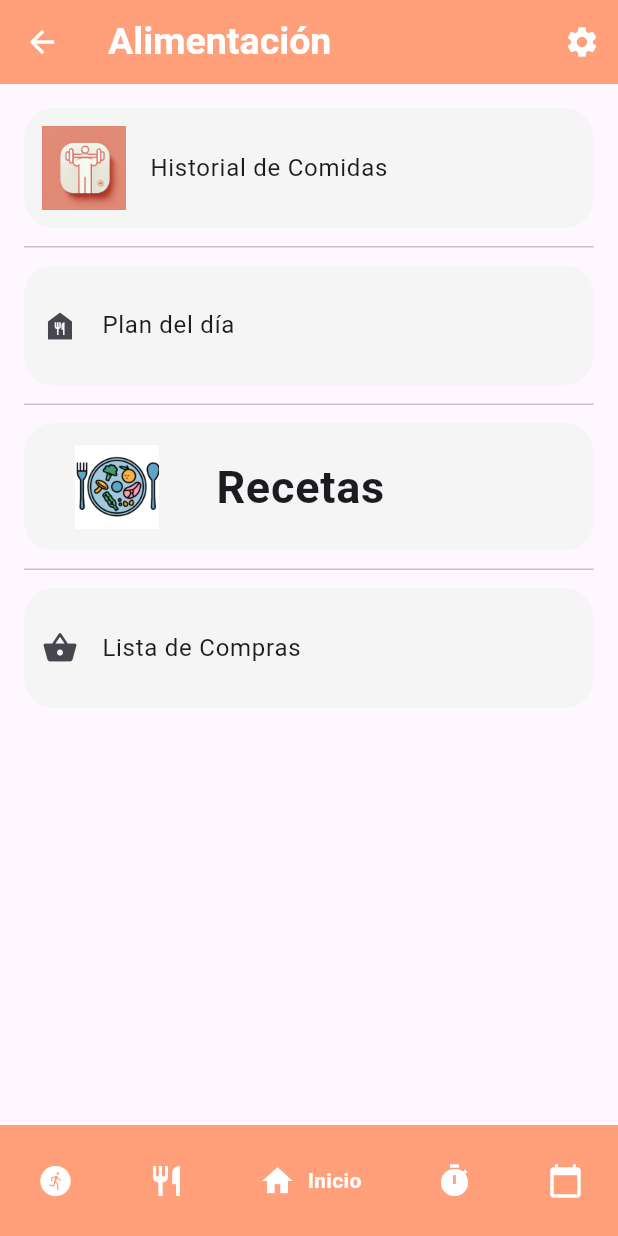
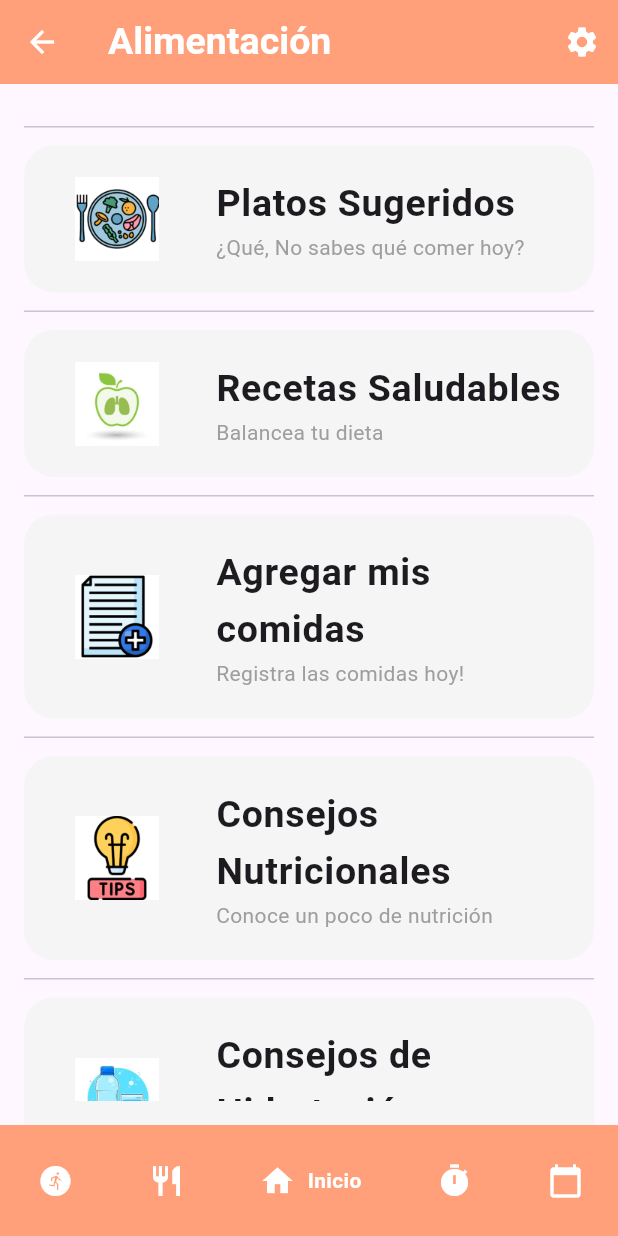
Before and after one commit to EdgarAllan07/fit-plan, a Flutter app: the Alimentacion screen opened directly, item 3 of the bottom bar chosen, after a tap on the "arrow back" icon, on a phone screen of 412 x 824 dp. Run offline on Flutter 3.47's test engine with Material 3 defaults, Android fonts, the phone set to English and light mode, and no system bars; drawn by our look-alikes of google_nav_bar; our stand-ins replace cloud_firestore, firebase_auth, firebase_core, flutter_signin_button, fluttertoast, google_sign_in and 1 more; accounts and stored records are empty.

Commit message:
Menu Alimentacion, redireccionamiento de Barra Inferior

```diff
--- a/lib/paginas/Alimentacion/Alimentacion.dart
+++ b/lib/paginas/Alimentacion/Alimentacion.dart
@@ -47,28 +47,30 @@ class _AlimentacionState extends State<Alimentacion> {
         ],
       ),
       body: Container(
-        padding:const EdgeInsets.all(16.0),
+        padding: const EdgeInsets.all(16.0),
         child: ListView(
           children: [
+            const Divider(height: 25.0),
             ListTile(
-              leading: Image.asset('assets/images/logo.png'),
-              title:const Text('Historial de Comidas'),
-              onTap: () {
-                Navigator.push(
-                  context,
-                  MaterialPageRoute(builder: (context) => Menu()),
-                );
-              },
-              shape: RoundedRectangleBorder(
-                borderRadius: BorderRadius.circular(20.0),
+              leading: Image.asset(
+                'assets/images/platosSugeridos.png',
+                width: 100,
+                height: 100,
               ),
-              tileColor: Colors.grey[100],
-              contentPadding:const EdgeInsets.all(12.0),
-            ),
-            const Divider (height: 25.0),
-            ListTile(
-              leading:const  Icon(Icons.food_bank),
-              title: const Text('Plan del día'),
+              title: const Text(
+                'Platos Sugeridos',
+                style: TextStyle(
+                  fontSize: 25,
+                  fontWeight: FontWeight.bold,
+                ),
+              ),
+              subtitle: const Text(
+    '¿Qué, No sabes qué comer hoy?',
+    style: TextStyle(
+      fontSize: 14, // Ajusta el tamaño a tu preferencia
+      color: Colors.grey, // Puedes cambiar el color si deseas
+    ),
+  ),
               onTap: () {
                 Navigator.push(
                   context,
@@ -83,15 +85,25 @@ class _AlimentacionState extends State<Alimentacion> {
             ),
             const Divider(height: 25.0),
             ListTile(
-              leading: Image.asset('assets/images/recetas.png',
-              width: 100,
-              height: 100,
+              leading: Image.asset(
+                'assets/images/recetasSaludables.jpg',
+                width: 100,
+                height: 100,
               ),
-              title: const Text('Recetas',
-              style: TextStyle(
-                fontSize: 30,
-                fontWeight: FontWeight.bold,
-              ),),
+              title: const Text(
+                'Recetas Saludables',
+                style: TextStyle(
+                  fontSize: 25,
+                  fontWeight: FontWeight.bold,
+                ),
+              ),
+              subtitle: const Text(
+    'Balancea tu dieta',
+    style: TextStyle(
+      fontSize: 14, // Ajusta el tamaño a tu preferencia
+      color: Colors.grey, // Puedes cambiar el color si deseas
+    ),
+  ),
               onTap: () {
                 Navigator.push(
                   context,
@@ -102,12 +114,29 @@ class _AlimentacionState extends State<Alimentacion> {
                 borderRadius: BorderRadius.circular(20.0),
               ),
               tileColor: Colors.grey[100],
-              contentPadding:const EdgeInsets.all(12.0),
+              contentPadding: const EdgeInsets.all(12.0),
             ),
             const Divider(height: 25.0),
             ListTile(
-              leading:const Icon(Icons.shopping_basket),
-              title: const Text('Lista de Compras'),
+              leading: Image.asset(
+                'assets/images/agregarComida.png',
+                width: 100,
+                height: 100,
+              ),
+              title: const Text(
+                'Agregar mis comidas',
+                style: TextStyle(
+                  fontSize: 25,
+                  fontWeight: FontWeight.bold,
+                ),
+              ),
+              subtitle: const Text(
+                'Registra las comidas hoy!',
+                style: TextStyle(
+                  fontSize: 14, // Ajusta el tamaño a tu preferencia
+                  color: Colors.grey, // Puedes cambiar el color si deseas
+                ),
+              ),
               onTap: () {
                 Navigator.push(
                   context,
@@ -118,7 +147,106 @@ class _AlimentacionState extends State<Alimentacion> {
                 borderRadius: BorderRadius.circular(20.0),
               ),
               tileColor: Colors.grey[100],
-              contentPadding:const EdgeInsets.all(12.0),
+              contentPadding: const EdgeInsets.all(12.0),
+            ),
+            const Divider(height: 25.0),
+            ListTile(
+              leading: Image.asset(
+                'assets/images/consejosNutricionales.png',
+                width: 100,
+                height: 100,
+              ),
+              title: const Text(
+                'Consejos Nutricionales',
+                style: TextStyle(
+                  fontSize: 25,
+                  fontWeight: FontWeight.bold,
+                ),
+              ),
+              subtitle: const Text(
+    'Conoce un poco de nutrición',
+    style: TextStyle(
+      fontSize: 14, // Ajusta el tamaño a tu preferencia
+      color: Colors.grey, // Puedes cambiar el color si deseas
+    ),
+  ),
+              onTap: () {
+                Navigator.push(
+                  context,
+                  MaterialPageRoute(builder: (context) => Menu()),
+                );
+              },
+              shape: RoundedRectangleBorder(
+                borderRadius: BorderRadius.circular(20.0),
+              ),
+              tileColor: Colors.grey[100],
+              contentPadding: const EdgeInsets.all(12.0),
+            ),
+            const Divider(height: 25.0),
+            ListTile(
+              leading: Image.asset(
+                'assets/images/consejosHidratacion.jpg',
+                width: 100,
+                height: 100,
+              ),
+              title: const Text(
+                'Consejos de Hidratación',
+                style: TextStyle(
+                  fontSize: 25,
+                  fontWeight: FontWeight.bold,
+                ),
+              ),
+              subtitle: const Text(
+    'Mejora tu hidratación',
+    style: TextStyle(
+      fontSize: 14, // Ajusta el tamaño a tu preferencia
+      color: Colors.grey, // Puedes cambiar el color si deseas
+    ),
+  ),
+              onTap: () {
+                Navigator.push(
+                  context,
+                  MaterialPageRoute(builder: (context) => Menu()),
+                );
+              },
+              shape: RoundedRectangleBorder(
+                borderRadius: BorderRadius.circular(20.0),
+              ),
+              tileColor: Colors.grey[100],
+              contentPadding: const EdgeInsets.all(12.0),
+            ),
+            const Divider(height: 25.0),
+            ListTile(
+              leading: Image.asset(
+                'assets/images/historialComidas.png',
+                width: 100,
+                height: 100,
+              ),
+              title: const Text(
+                'Historial Comidas',
+                style: TextStyle(
+                  fontSize: 25,
+                  fontWeight: FontWeight.bold,
+                ),
+              ),
+              subtitle: const Text(
+                'Se mostrará el historial de las comidas agregadas',
+                style: TextStyle(
+                  fontSize: 14, // Ajusta el tamaño a tu preferencia
+                  color: Colors.grey, // Puedes cambiar el color si deseas
+                ),
+              ),
+              onTap: () {
+                Navigator.push(
+                  context,
+                  MaterialPageRoute(builder: (context) => Menu()),
+                );
+              },
+              shape: RoundedRectangleBorder(
+                borderRadius: BorderRadius.circular(20.0),
+              ),
+              tileColor: Colors.grey[100],
+              contentPadding: const EdgeInsets.all(12.0),
             ),
           ],
         ),
--- a/lib/paginas/Calendario/Calendario.dart
+++ b/lib/paginas/Calendario/Calendario.dart
@@ -1,3 +1,4 @@
+import 'package:fit_plan_proyecto/paginas/Alimentacion/Alimentacion.dart';
 import 'package:fit_plan_proyecto/paginas/Configuraciones/configuracionMenu.dart';
 import 'package:flutter/material.dart';
 import 'package:google_nav_bar/google_nav_bar.dart';
@@ -129,7 +130,10 @@ class _CalendarioState extends State<Calendario> {
         print("Rutinas");
         break;
       case 1:
-        print("Comidas");
+        Navigator.push(
+          context,
+          MaterialPageRoute(builder: (context) => const Alimentacion()),
+        );
         break;
       case 2:
         Navigator.push(
--- a/lib/paginas/Configuraciones/configuracionMenu.dart
+++ b/lib/paginas/Configuraciones/configuracionMenu.dart
@@ -1,3 +1,4 @@
+import 'package:fit_plan_proyecto/paginas/Alimentacion/Alimentacion.dart';
 import 'package:fit_plan_proyecto/paginas/Calendario/Calendario.dart';
 import 'package:fit_plan_proyecto/paginas/Cronometro/Cronometro.dart';
 import 'package:fit_plan_proyecto/paginas/menu.dart';
@@ -75,7 +76,7 @@ class _ConfiguracionMenuState extends State<ConfiguracionMenu> {
         padding: const EdgeInsets.all(25),
         tabs: const [
           GButton(icon: Icons.run_circle, text: 'Rutinas', gap: 8),
-          GButton(icon: Icons.restaurant, text: 'Comidas', gap: 8),
+          GButton(icon: Icons.restaurant, text: 'Alimentación', gap: 8),
           GButton(icon: Icons.home, text: 'Inicio', gap: 8),
           GButton(icon: Icons.timer, text: 'Cronómetro', gap: 8),
           GButton(icon: Icons.calendar_today, text: 'Calendario', gap: 8)
@@ -96,8 +97,10 @@ class _ConfiguracionMenuState extends State<ConfiguracionMenu> {
         print("Rutinas");
         break;
       case 1:
-        // Comidas
-        print("Comidas");
+        Navigator.push(
+          context,
+          MaterialPageRoute(builder: (context) => const Alimentacion()),
+        );
         break;
       case 2:
         Navigator.push(
--- a/lib/paginas/Cronometro/Cronometro.dart
+++ b/lib/paginas/Cronometro/Cronometro.dart
@@ -1,3 +1,4 @@
+import 'package:fit_plan_proyecto/paginas/Alimentacion/Alimentacion.dart';
 import 'package:fit_plan_proyecto/paginas/Configuraciones/configuracionMenu.dart';
 import 'package:fit_plan_proyecto/paginas/menu.dart';
 import 'package:flutter/material.dart';
@@ -21,8 +22,10 @@ class _CronometroPageState extends State<Cronometro> {
         print("Rutinas");
         break;
       case 1:
-      //COmidas
-      print("Comidas");
+      Navigator.push(
+          context,
+          MaterialPageRoute(builder: (context) =>const Alimentacion()),
+        );
         break;
       case 2:
         Navigator.push(
@@ -235,7 +238,7 @@ class _CronometroPageState extends State<Cronometro> {
         padding: EdgeInsets.all(25),
         tabs: const [
           GButton(icon: Icons.run_circle,text: 'Rutinas',gap: 8,),
-          GButton(icon: Icons.restaurant, text: 'Comidas', gap: 8),
+          GButton(icon: Icons.restaurant, text: 'Alimentación', gap: 8),
           GButton(icon: Icons.home, text: 'Inicio', gap: 8),
           GButton(icon: Icons.timer, text: 'Cronómetro', gap: 8),
           GButton(icon: Icons.calendar_today, text: 'Calendario', gap: 8),
--- a/lib/paginas/menu.dart
+++ b/lib/paginas/menu.dart
@@ -64,7 +64,7 @@ class Menu extends StatelessWidget {
         'label': 'Plan de entrenamiento...',
         'page': null
       },
-      {'icon': Icons.timer, 'label': 'Cronometro', 'page': Cronometro()},
+      {'icon': Icons.timer, 'label': 'Cronómetro', 'page': Cronometro()},
       {
         'icon': Icons.restaurant_menu,
         'label': 'Alimentación',
```
Also changed, not shown: assets/images/agregarComida.png (added), assets/images/consejosHidratacion.jpg (added), assets/images/consejosNutricionales.png (added), assets/images/historialComidas.png (added), assets/images/platosSugeridos.png (renamed from assets/images/recetas.png), assets/images/recetasSaludables.jpg (added), lib/paginas/Alimentacion/AgregarComidas.dart (added), lib/paginas/Alimentacion/ConsejosHidratacion.dart (added), lib/paginas/Alimentacion/ConsejosNutricionales.dart (added), lib/paginas/Alimentacion/HistorialComidas.dart (added), lib/paginas/Alimentacion/PlatosSugeridos.dart (added), lib/paginas/Alimentacion/RecetasSaludables.dart (added).
